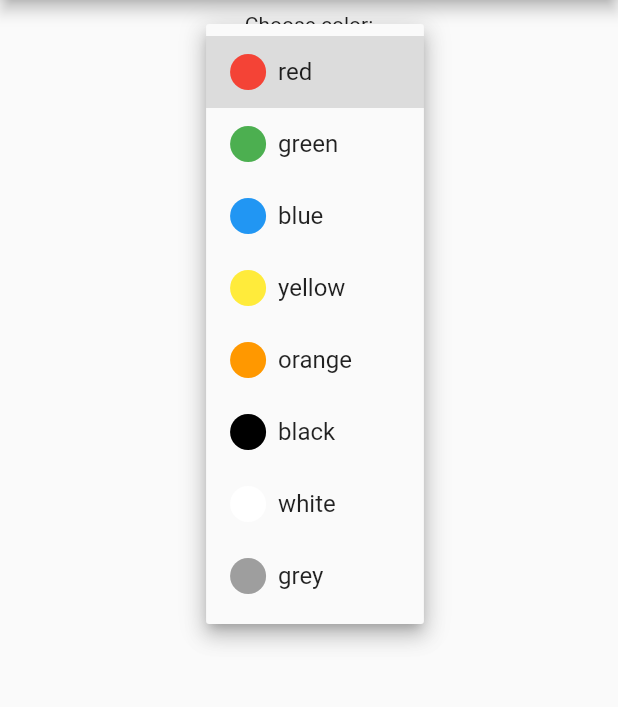
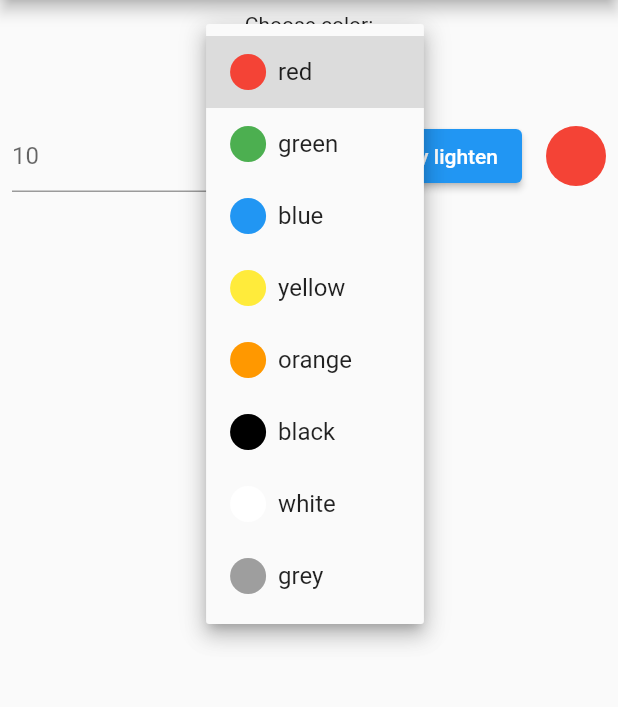
Before and after one commit to FooStudio/tinycolor, a Flutter app: the screen it shows after launch, after a tap on "red", on a phone screen of 412 x 824 dp, the part 84-791 px from its top. Run offline on Flutter 3.47's test engine with Material 2 defaults, Android fonts, the phone set to English and light mode, and no system bars; missing offline and left inert: pigment.

Commit message:
Improved ApplyMethodItem

```diff
--- a/example/lib/main.dart
+++ b/example/lib/main.dart
@@ -1,5 +1,7 @@
+import 'package:example/widgets/apply_method_item.dart';
 import 'package:example/widgets/color_chooser.dart';
 import 'package:flutter/material.dart';
+import 'package:tinycolor2/tinycolor.dart';
 
 void main() {
   runApp(TinyColorApp());
@@ -38,7 +40,21 @@ class _ExamplePageState extends State<ExamplePage> {
       body: Center(
         child: Column(
           children: <Widget>[
-            ColorChooser(initialColor: _color, onColorChange: print),
+            ColorChooser(
+              initialColor: _color,
+              onColorChange: (color) {
+                setState(() => _color = color);
+              },
+            ),
+            ApplyMethodItem(
+              name: "lighten",
+              defaultValue: 10,
+              onButtonPressed: (value) {
+                setState(() =>
+                    _color = TinyColor(_color).lighten(value.toInt()).color);
+              },
+              color: _color,
+            )
           ],
         ),
       ),
--- a/example/lib/widgets/apply_method_item.dart
+++ b/example/lib/widgets/apply_method_item.dart
@@ -1,16 +1,31 @@
 import 'package:flutter/material.dart';
 
-class ApplyMethodItem extends StatelessWidget {
+class ApplyMethodItem extends StatefulWidget {
   final String name;
-  final VoidCallback onButtonPressed;
+  final num defaultValue;
+  final Function(num) onButtonPressed;
   final Color color;
 
   const ApplyMethodItem({
     Key? key,
     required this.name,
+    required this.defaultValue,
     required this.onButtonPressed,
     required this.color,
   }) : super(key: key);
+
+  @override
+  _ApplyMethodItemState createState() => _ApplyMethodItemState();
+}
+
+class _ApplyMethodItemState extends State<ApplyMethodItem> {
+  late num _value;
+
+  @override
+  void initState() {
+    _value = widget.defaultValue;
+    super.initState();
+  }
 
   @override
   Widget build(BuildContext context) {
@@ -19,14 +34,23 @@ class ApplyMethodItem extends StatelessWidget {
         Expanded(
             child: Padding(
           padding: const EdgeInsets.symmetric(horizontal: 8.0),
-          child: TextField(),
+          child: TextField(
+            decoration:
+                InputDecoration(hintText: widget.defaultValue.toString()),
+            onChanged: (value) =>
+                _value = num.tryParse(value) ?? widget.defaultValue,
+          ),
         )),
         Padding(
           padding: const EdgeInsets.symmetric(horizontal: 8.0),
           child: ElevatedButton(
-              child: Text("Apply $name"), onPressed: onButtonPressed),
+              child: Text("Apply ${widget.name}"),
+              onPressed: () => widget.onButtonPressed(_value)),
         ),
-        CircleAvatar(backgroundColor: color),
+        Padding(
+          padding: const EdgeInsets.symmetric(horizontal: 8.0),
+          child: CircleAvatar(backgroundColor: widget.color),
+        ),
       ],
     );
   }
```
